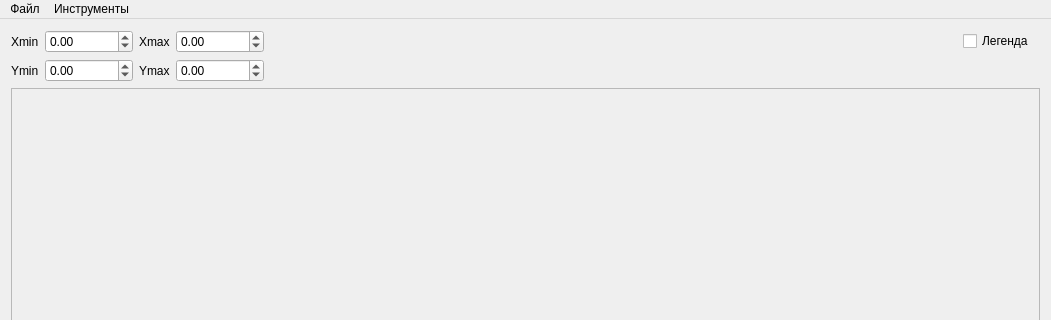
The window that ui/mainwindow.ui (poteryaevks/plotter) describes before a commit, drawn with Qt 5; both pictures show x 0 to 1051 and y 0 to 320 of the 1051 by 573 pixel window.
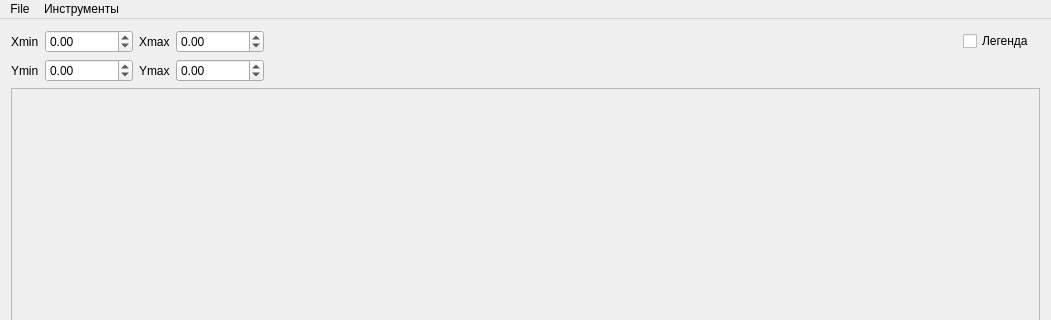
The same window after the commit.

Commit message: Close #5. Создан метода для вызова диалогового окна печати и печать графика.

```diff
--- a/ui/mainwindow.ui
+++ b/ui/mainwindow.ui
@@ -124,12 +124,12 @@
      <x>0</x>
      <y>0</y>
      <width>1051</width>
-     <height>32</height>
+     <height>23</height>
     </rect>
    </property>
    <widget class="QMenu" name="menu">
     <property name="title">
-     <string>Файл</string>
+     <string>File</string>
     </property>
     <addaction name="openAction"/>
     <addaction name="separator"/>
```
Left out of the diff: 13 changed lines with no effect on the pictures. The commit also changes 2 other files.
